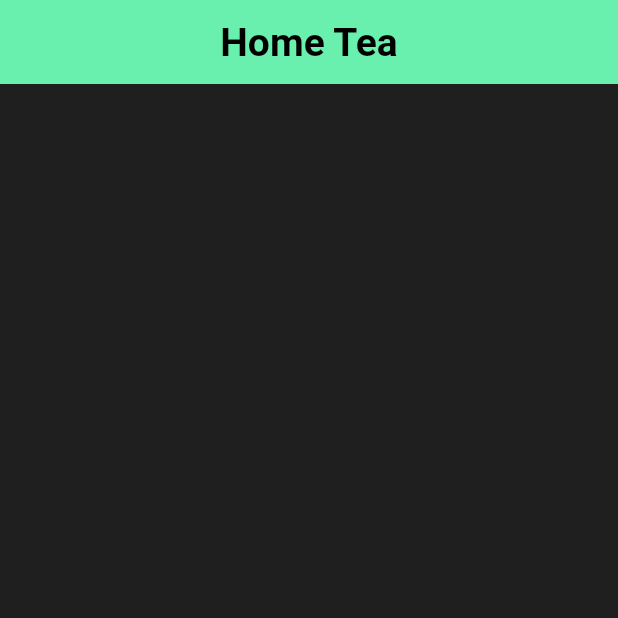
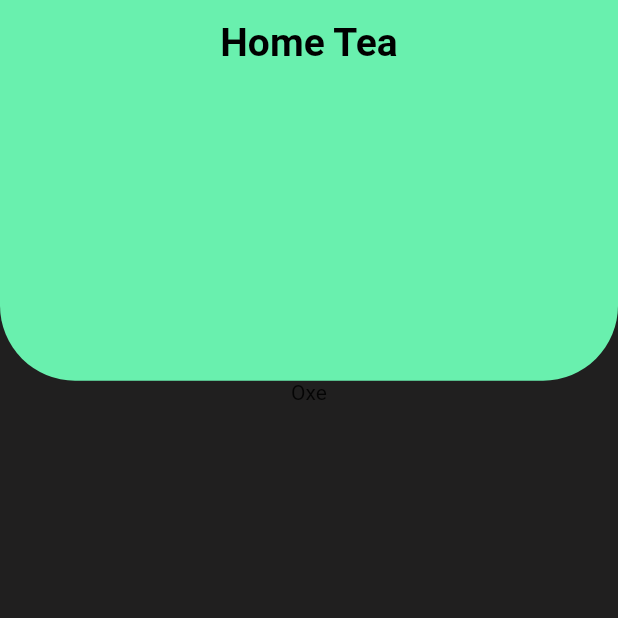
Before and after one commit to RuanJanau/tea_app, a Flutter app: the screen it shows after launch, on a phone screen of 412 x 824 dp, the top half of it. Run offline on Flutter 3.47's test engine with Material 2 defaults, Android fonts, the phone set to English and light mode, and no system bars; our stand-ins replace flutter_modular.

Commit message:
Text Screen Home

```diff
--- a/lib/src/modules/home/view/screen_home.dart
+++ b/lib/src/modules/home/view/screen_home.dart
@@ -25,6 +25,22 @@ class _ScreenHomeState extends State<ScreenHome> {
         ),
         elevation: 0.0,
       ),
+      body: Column(
+        children: [
+          Container(
+            height: MediaQuery.of(context).size.height * 0.24,
+            width: double.infinity,
+            decoration: const BoxDecoration(
+              color: Colors.greenAccent,
+              borderRadius: BorderRadius.only(
+                bottomLeft: Radius.circular(50),
+                bottomRight: Radius.circular(50),
+              ),
+            ),
+          ),
+          const Text('Oxe'),
+        ],
+      ),
     );
   }
 }
```
